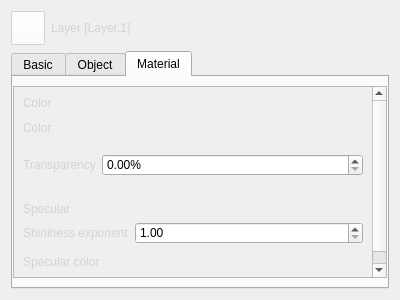
First picture: the form in QChromosome/layerattributes.ui, repository Michalaq/ChromosomeVisualizer, before the edit.
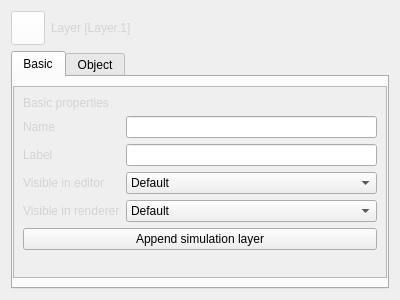
Second picture: the form after the edit. The open tabs and pages were chosen to show the change. Icons and pictures are not drawn. Custom widgets are drawn as their Qt base class.

Diff of the .ui file:
```diff
--- a/QChromosome/layerattributes.ui
+++ b/QChromosome/layerattributes.ui
@@ -415,184 +415,6 @@
        </item>
       </layout>
      </widget>
-     <widget class="QWidget" name="tab_3">
-      <attribute name="title">
-       <string>Material</string>
-      </attribute>
-      <layout class="QGridLayout" name="gridLayout">
-       <property name="leftMargin">
-        <number>0</number>
-       </property>
-       <property name="rightMargin">
-        <number>0</number>
-       </property>
-       <item row="0" column="0">
-        <widget class="QScrollArea" name="scrollArea_3">
-         <property name="widgetResizable">
-          <bool>true</bool>
-         </property>
-         <widget class="QWidget" name="scrollAreaWidgetContents_3">
-          <property name="geometry">
-           <rect>
-            <x>0</x>
-            <y>0</y>
-            <width>362</width>
-            <height>220</height>
-           </rect>
-          </property>
-          <layout class="QVBoxLayout" name="verticalLayout_4">
-           <item>
-            <widget class="QLabel" name="label_13">
-             <property name="text">
-              <string>Color</string>
-             </property>
-             <property name="class" stdset="0">
-              <string>section</string>
-             </property>
-            </widget>
-           </item>
-           <item>
-            <layout class="QFormLayout" name="formLayout_4">
-             <item row="0" column="0">
-              <widget class="Label" name="label_15">
-               <property name="text">
-                <string>Color</string>
-               </property>
-              </widget>
-             </item>
-             <item row="1" column="0">
-              <widget class="Label" name="label_16">
-               <property name="text">
-                <string>Transparency</string>
-               </property>
-              </widget>
-             </item>
-             <item row="1" column="1">
-              <widget class="DoubleSpinBox" name="doubleSpinBox_2">
-               <property name="accelerated">
-                <bool>true</bool>
-               </property>
-               <property name="suffix">
-                <string>%</string>
-               </property>
-               <property name="maximum">
-                <double>100.000000000000000</double>
-               </property>
-               <property name="singleStep">
-                <double>0.010000000000000</double>
-               </property>
-              </widget>
-             </item>
-             <item row="0" column="1">
-              <widget class="Picker" name="widget" native="true">
-               <property name="sizePolicy">
-                <sizepolicy hsizetype="Minimum" vsizetype="Fixed">
-                 <horstretch>0</horstretch>
-                 <verstretch>0</verstretch>
-                </sizepolicy>
-               </property>
-               <property name="minimumSize">
-                <size>
-                 <width>0</width>
-                 <height>32</height>
-                </size>
-               </property>
-              </widget>
-             </item>
-            </layout>
-           </item>
-           <item>
-            <spacer name="verticalSpacer_4">
-             <property name="orientation">
-              <enum>Qt::Vertical</enum>
-             </property>
-             <property name="sizeType">
-              <enum>QSizePolicy::Fixed</enum>
-             </property>
-             <property name="sizeHint" stdset="0">
-              <size>
-               <width>20</width>
-               <height>20</height>
-              </size>
-             </property>
-            </spacer>
-           </item>
-           <item>
-            <widget class="QLabel" name="label_17">
-             <property name="text">
-              <string>Specular</string>
-             </property>
-             <property name="class" stdset="0">
-              <string>section</string>
-             </property>
-            </widget>
-           </item>
-           <item>
-            <layout class="QFormLayout" name="formLayout_5">
-             <item row="0" column="0">
-              <widget class="Label" name="label_18">
-               <property name="text">
-                <string>Shininess exponent</string>
-               </property>
-              </widget>
-             </item>
-             <item row="1" column="0">
-              <widget class="Label" name="label_19">
-               <property name="text">
-                <string>Specular color</string>
-               </property>
-              </widget>
-             </item>
-             <item row="0" column="1">
-              <widget class="DoubleSpinBox" name="doubleSpinBox_3">
-               <property name="accelerated">
-                <bool>true</bool>
-               </property>
-               <property name="minimum">
-                <double>1.000000000000000</double>
-               </property>
-               <property name="maximum">
-                <double>100.000000000000000</double>
-               </property>
-              </widget>
-             </item>
-             <item row="1" column="1">
-              <widget class="Picker" name="widget_2" native="true">
-               <property name="sizePolicy">
-                <sizepolicy hsizetype="Minimum" vsizetype="Fixed">
-                 <horstretch>0</horstretch>
-                 <verstretch>0</verstretch>
-                </sizepolicy>
-               </property>
-               <property name="minimumSize">
-                <size>
-                 <width>0</width>
-                 <height>32</height>
-                </size>
-               </property>
-              </widget>
-             </item>
-            </layout>
-           </item>
-           <item>
-            <spacer name="verticalSpacer_5">
-             <property name="orientation">
-              <enum>Qt::Vertical</enum>
-             </property>
-             <property name="sizeHint" stdset="0">
-              <size>
-               <width>20</width>
-               <height>40</height>
-              </size>
-             </property>
-            </spacer>
-           </item>
-          </layout>
-         </widget>
-        </widget>
-       </item>
-      </layout>
-     </widget>
     </widget>
    </item>
   </layout>
@@ -628,12 +450,6 @@
    <extends>QLineEdit</extends>
    <header>lineedit.h</header>
   </customwidget>
-  <customwidget>
-   <class>Picker</class>
-   <extends>QWidget</extends>
-   <header>picker.h</header>
-   <container>1</container>
-  </customwidget>
  </customwidgets>
  <resources>
   <include location="icons.qrc"/>
```
